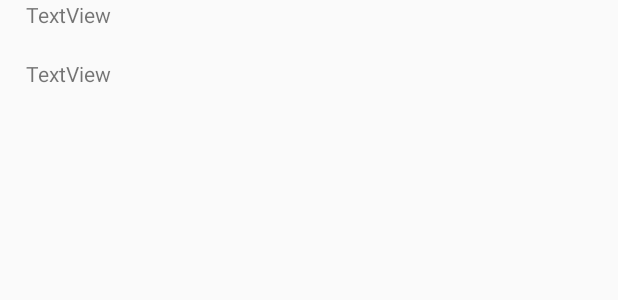
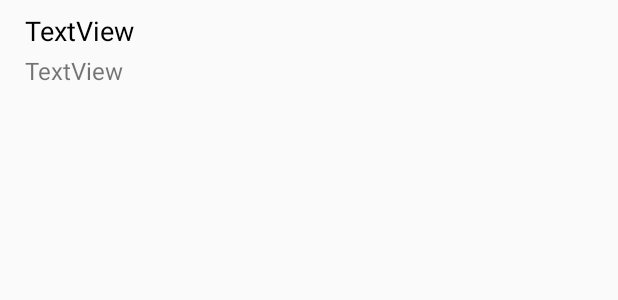
Before and after one commit to VoiderX/projeto-final-moveis, an Android app: the layout layout_product_list_item.xml on its own in the app's theme, with its tools: preview values and no code run, on a phone screen of 412 x 824 dp. Shown: the top 300 px of the screen. Run offline under Robolectric (Android 15) with nearby library versions, the phone set to English and light mode, and no system bars.

Commit message:
Product finished

```diff
--- a/ProjetoMoveis/app/src/main/res/layout/layout_product_list_item.xml
+++ b/ProjetoMoveis/app/src/main/res/layout/layout_product_list_item.xml
@@ -12,11 +12,15 @@
         android:layout_height="wrap_content"
         android:layout_marginEnd="8dp"
         android:layout_marginStart="8dp"
+        android:layout_marginTop="8dp"
         android:text="TextView"
+        android:textColor="@android:color/black"
+        android:textSize="18sp"
+        app:layout_constraintBottom_toTopOf="@+id/expirationDateProductItem"
         app:layout_constraintEnd_toEndOf="parent"
         app:layout_constraintHorizontal_bias="0.027"
         app:layout_constraintStart_toStartOf="parent"
-        tools:layout_editor_absoluteY="16dp" />
+        app:layout_constraintTop_toTopOf="parent" />
 
     <TextView
         android:id="@+id/expirationDateProductItem"
@@ -24,8 +28,9 @@
         android:layout_height="wrap_content"
         android:layout_marginEnd="8dp"
         android:layout_marginStart="8dp"
-        android:layout_marginTop="20dp"
+        android:layout_marginTop="3dp"
         android:text="TextView"
+        android:textSize="16sp"
         app:layout_constraintEnd_toEndOf="parent"
         app:layout_constraintHorizontal_bias="0.027"
         app:layout_constraintStart_toStartOf="parent"
```
Also changed, not shown: ProjetoMoveis/app/src/main/java/com/example/gabriel/projetomoveis/ListAdapters/ProductListAdapter.java (+8 -5 lines), ProjetoMoveis/app/src/main/java/com/example/gabriel/projetomoveis/MainActivity.java (+9 -20 lines).
